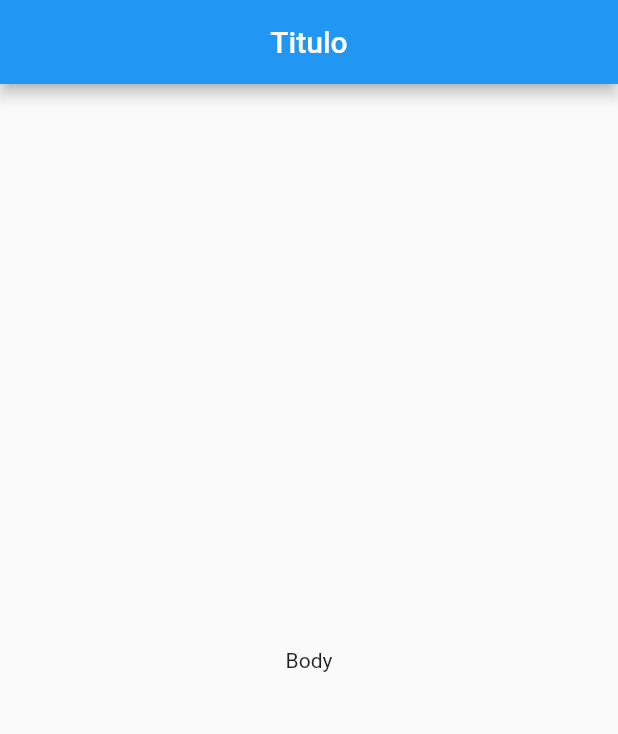
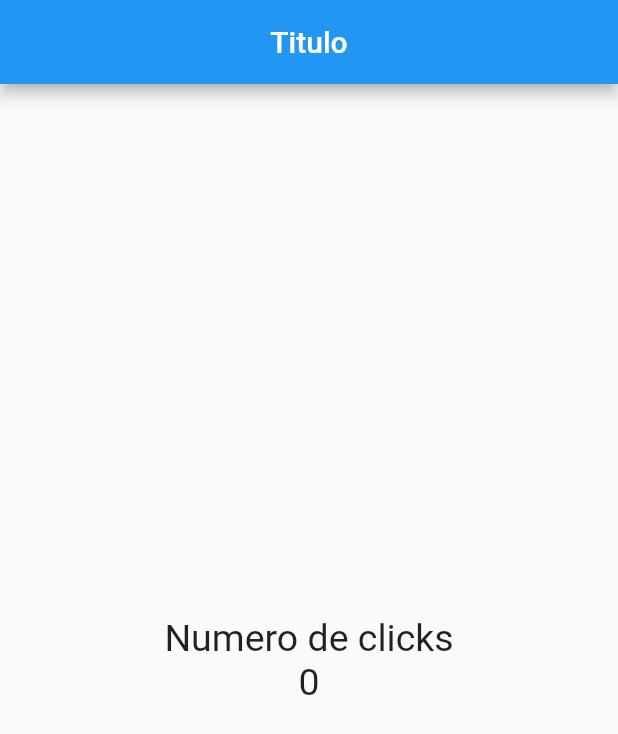
Before and after one commit to iglez/flutter_curso_contador, a Flutter app: the screen it shows after launch, on a phone screen of 412 x 824 dp. Shown: the top 734 px of the screen. Run offline on Flutter 3.47's test engine with Material 2 defaults, Android fonts, the phone set to English and light mode, and no system bars.

Commit message:
Columnas y estilos

```diff
--- a/lib/src/pages/home_page.dart
+++ b/lib/src/pages/home_page.dart
@@ -2,11 +2,11 @@ import 'package:flutter/material.dart';
 
 class HomePage extends StatelessWidget {
 
+  final TextStyle estiloTexto = TextStyle(fontSize: 25.0);
+
   // build snipets
-
   @override
   Widget build(BuildContext context) {
-
     // ver doc en flutter
     return Scaffold(
       appBar: AppBar(
@@ -14,8 +14,15 @@ class HomePage extends StatelessWidget {
         centerTitle: true,
       ),
       body: Center(
-        child: Text('Body')
-      ),
+          child: Column(
+        mainAxisAlignment: MainAxisAlignment.center,
+        children: [
+          // Text('Numero de clicks', style: TextStyle(fontSize: 25.0)),
+          // Text('0',style: TextStyle(fontSize: 25.0)),
+          Text('Numero de clicks', style: estiloTexto),
+          Text('0',style: estiloTexto),
+        ],
+      )),
     );
   }
 }
```
